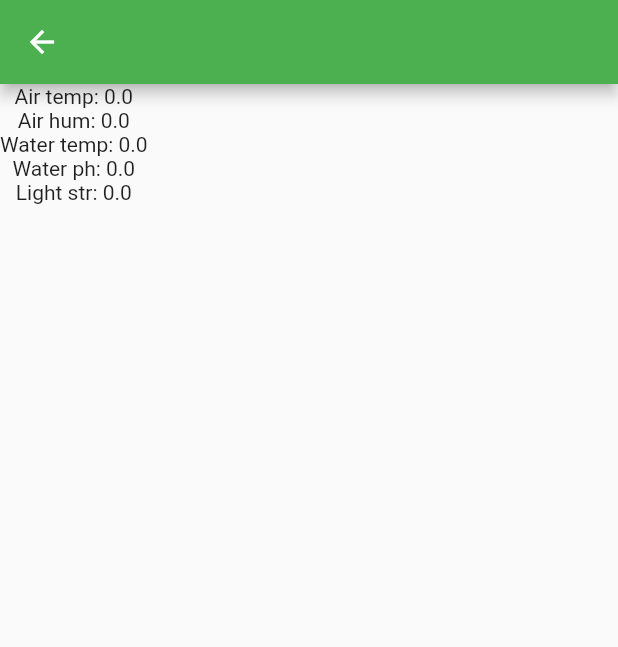
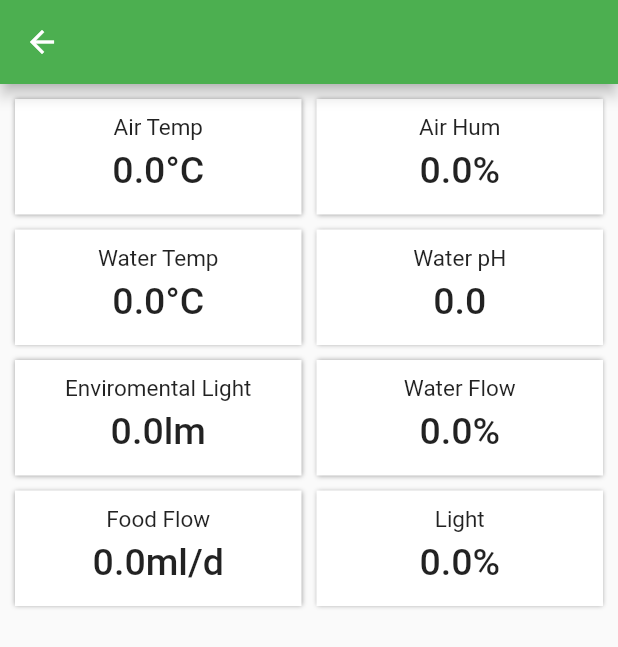
Before and after one commit to jp19-lafa/Mobile-Front, a Flutter app: the NodePage screen opened directly with empty values, on a phone screen of 412 x 824 dp. Shown: the top 647 px of the screen. Run offline on Flutter 3.47's test engine with Material 2 defaults, Android fonts, the phone set to English and light mode, and no system bars; network calls fail.

Commit message:
Started stylizing
The nodes on the NodeSummaryPage have been changed to a square box with a lighter shadow
The values on the NodePage are displayed on a custom sqare grid

```diff
--- /dev/null
+++ b/lib/components/custom_grid.dart
@@ -0,0 +1,48 @@
+import 'package:flutter/material.dart';
+
+class CustomGrid extends StatelessWidget {
+  const CustomGrid({@required this.children, this.padding = 0});
+
+  final List<Widget> children;
+  final double padding;
+
+  @override
+  Widget build(BuildContext context) {
+    List<Widget> rows = [];
+    for (int i = 0; i < (children.length.toDouble() / 2).ceil(); i++) {
+      if (i == (children.length.toDouble() / 2).ceil() - 1 && children.length.toDouble() % 2 == 1) {
+        rows.add(
+          Row(
+            children: <Widget>[
+              children[i * 2],
+            ],
+          ),
+        );
+      } else {
+        rows.add(
+          Row(
+            children: <Widget>[
+              children[i * 2],
+              SizedBox(
+                width: padding,
+              ),
+              children[i * 2 + 1],
+            ],
+          ),
+        );
+      }
+      rows.add(
+        SizedBox(
+          height: padding,
+        ),
+      );
+    }
+
+    return Padding(
+      padding: EdgeInsets.all(padding),
+      child: Column(
+        children: rows,
+      ),
+    );
+  }
+}
--- /dev/null
+++ b/lib/components/floating_value_box.dart
@@ -0,0 +1,53 @@
+import 'package:flutter/material.dart';
+
+class FloatingValueBox extends StatelessWidget {
+  const FloatingValueBox({this.title, @required this.value, this.suffix = ''});
+
+  final String title;
+  final String value;
+  final String suffix;
+
+  @override
+  Widget build(BuildContext context) {
+    return Expanded(
+      child: Ink(
+        decoration: BoxDecoration(
+          color: Colors.white,
+          boxShadow: [
+            BoxShadow(
+              color: Colors.grey,
+              blurRadius: 2,
+            )
+          ],
+        ),
+        child: InkWell(
+          onTap: () {},
+          child: Padding(
+            padding: EdgeInsets.all(10.0),
+            child: Column(
+              crossAxisAlignment: CrossAxisAlignment.center,
+              children: <Widget>[
+                Text(
+                  title,
+                  style: TextStyle(
+                    fontSize: 15,
+                  ),
+                ),
+                Padding(
+                  padding: EdgeInsets.fromLTRB(0, 5, 0, 5),
+                  child: Text(
+                    value + suffix,
+                    style: TextStyle(
+                      fontSize: 25,
+                      fontWeight: FontWeight.w500,
+                    ),
+                  ),
+                )
+              ],
+            ),
+          ),
+        ),
+      ),
+    );
+  }
+}
--- a/lib/screens/node_page.dart
+++ b/lib/screens/node_page.dart
@@ -1,4 +1,7 @@
+import 'package:farm_lab_mobile/components/custom_grid.dart';
+import 'package:farm_lab_mobile/components/floating_value_box.dart';
 import 'package:farm_lab_mobile/interfaces/i_node.dart';
+import 'package:farm_lab_mobile/services/node_helper.dart';
 import 'package:flutter/material.dart';
 
 class NodePage extends StatefulWidget {
@@ -11,20 +14,85 @@ class NodePage extends StatefulWidget {
 }
 
 class _NodePageState extends State<NodePage> {
+  NodeHelper nodeHelper = NodeHelper(
+      "eyJhbGciOiJIUzI1NiIsInR5cCI6IkpXVCJ9.eyJhdWRpZW5jZSI6ImF1ZDoqIiwiaXNzdWVyIjoiRmFybUxhYlRlYW0iLCJzdWIiOiI1ZGM0MjJkNTNiMWUyMjAwMTRhZDNhNmEiLCJpYXQiOjE1NzMxMzUxMTMsImV4cCI6MTU3MzIyMTUxM30.CQgJzp9smCY5HQZtZk0uzO4DBzkCFwxJpq-aNsfcEqc");
+
+  INode node;
+
+  Future<void> reloadNode() async {
+    INode nodeData = await nodeHelper.getNode(widget.node.id);
+    setState(() {
+      node = nodeData;
+    });
+  }
+
+  @override
+  void initState() {
+    super.initState();
+    node = widget.node;
+  }
 
   @override
   Widget build(BuildContext context) {
     return Scaffold(
       appBar: AppBar(
-        title: Text(widget.node.label),
+        title: Text(node.label),
       ),
       body: Column(
         children: <Widget>[
-          Text('Air temp: ' + widget.node.sensors.airtemp.value.toString()),
-          Text('Air hum: ' + widget.node.sensors.airhumidity.value.toString()),
-          Text('Water temp: ' + widget.node.sensors.watertemp.value.toString()),
-          Text('Water ph: ' + widget.node.sensors.waterph.value.toString()),
-          Text('Light str: ' + widget.node.sensors.lightstr.value.toString()),
+          Expanded(
+            child: RefreshIndicator(
+              onRefresh: reloadNode,
+              child: ListView(
+                children: <Widget>[
+                  CustomGrid(
+                    padding: 10,
+                    children: <Widget>[
+                      FloatingValueBox(
+                        title: 'Air Temp',
+                        value: node.sensors.airtemp.value.toString(),
+                        suffix: '°C',
+                      ),
+                      FloatingValueBox(
+                        title: 'Air Hum',
+                        value: node.sensors.airhumidity.value.toString(),
+                        suffix: '%',
+                      ),
+                      FloatingValueBox(
+                        title: 'Water Temp',
+                        value: node.sensors.watertemp.value.toString(),
+                        suffix: '°C',
+                      ),
+                      FloatingValueBox(
+                        title: 'Water pH',
+                        value: node.sensors.waterph.value.toString(),
+                      ),
+                      FloatingValueBox(
+                        title: 'Enviromental Light',
+                        value: node.sensors.lightstr.value.toString(),
+                        suffix: 'lm',
+                      ),
+                      FloatingValueBox(
+                        title: 'Water Flow',
+                        value: node.actuators.flowpump.value.toString(),
+                        suffix: '%',
+                      ),
+                      FloatingValueBox(
+                        title: 'Food Flow',
+                        value: node.actuators.foodpump.value.toString(),
+                        suffix: 'ml/d',
+                      ),
+                      FloatingValueBox(
+                        title: 'Light',
+                        value: node.actuators.lightint.value.toString(),
+                        suffix: '%',
+                      ),
+                    ],
+                  ),
+                ],
+              ),
+            ),
+          ),
         ],
       ),
     );
--- a/lib/screens/node_summary_page.dart
+++ b/lib/screens/node_summary_page.dart
@@ -23,9 +23,7 @@ class _NodeSummaryPageState extends State<NodeSummaryPage> {
             name: nodeData.label,
             status: nodeData.status,
             onPressed: () async{
-              print('hier');
               INode node = await nodeHelper.getNode(nodeData.id);
-              print(node);
               Navigator.push(
                 context,
                 MaterialPageRoute(
@@ -107,10 +105,11 @@ class NodeSummary extends StatelessWidget {
       margin: EdgeInsets.all(10),
       decoration: BoxDecoration(
         color: Colors.white,
-        border: Border.all(color: Colors.black),
-        borderRadius: BorderRadius.all(Radius.circular(20)),
         boxShadow: [
-          BoxShadow(color: Colors.black, offset: Offset(1, 1), blurRadius: 5),
+          BoxShadow(
+            color: Colors.grey,
+            blurRadius: 2,
+          )
         ],
       ),
       child: FlatButton(
--- a/lib/services/networking.dart
+++ b/lib/services/networking.dart
@@ -15,7 +15,6 @@ class NetworkHelper {
         });
     if (response.statusCode == 200) {
       String data = response.body;
-      print(data);
       return data;
     } else {
       print(response.statusCode);
```
